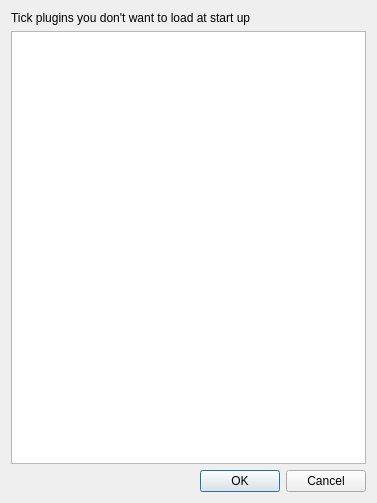
CGAL/cgal, file Polyhedron/demo/Polyhedron/Preferences.ui: the form before one commit.
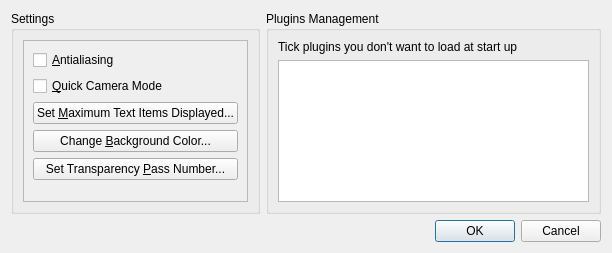
The form after the commit.

Commit message: Move some settings to Preferences and save them.

What changed in the file:
```diff
--- a/Polyhedron/demo/Polyhedron/Preferences.ui
+++ b/Polyhedron/demo/Polyhedron/Preferences.ui
@@ -6,14 +6,110 @@
    <rect>
     <x>0</x>
     <y>0</y>
-    <width>377</width>
-    <height>503</height>
+    <width>612</width>
+    <height>253</height>
    </rect>
   </property>
   <property name="windowTitle">
    <string>Preferences</string>
   </property>
-  <layout class="QVBoxLayout" name="verticalLayout">
+  <layout class="QVBoxLayout" name="verticalLayout" stretch="1,1">
+   <item>
+    <layout class="QHBoxLayout" name="horizontalLayout">
+     <item>
+      <widget class="QGroupBox" name="groupBox_2">
+       <property name="title">
+        <string>Settings</string>
+       </property>
+       <layout class="QVBoxLayout" name="verticalLayout_4">
+        <item>
+         <widget class="QScrollArea" name="scrollArea">
+          <property name="sizePolicy">
+           <sizepolicy hsizetype="Fixed" vsizetype="Expanding">
+            <horstretch>0</horstretch>
+            <verstretch>0</verstretch>
+           </sizepolicy>
+          </property>
+          <property name="horizontalScrollBarPolicy">
+           <enum>Qt::ScrollBarAlwaysOff</enum>
+          </property>
+          <property name="sizeAdjustPolicy">
+           <enum>QAbstractScrollArea::AdjustIgnored</enum>
+          </property>
+          <property name="widgetResizable">
+           <bool>true</bool>
+          </property>
+          <widget class="QWidget" name="scrollAreaWidgetContents">
+           <property name="geometry">
+            <rect>
+             <x>0</x>
+             <y>0</y>
+             <width>259</width>
+             <height>159</height>
+            </rect>
+           </property>
+           <layout class="QVBoxLayout" name="verticalLayout_3">
+            <item>
+             <widget class="QCheckBox" name="antialiasingCheckBox">
+              <property name="text">
+               <string>&amp;Antialiasing</string>
+              </property>
+             </widget>
+            </item>
+            <item>
+             <widget class="QCheckBox" name="quick_cameraCheckBox">
+              <property name="text">
+               <string>&amp;Quick Camera Mode</string>
+              </property>
+             </widget>
+            </item>
+            <item>
+             <widget class="QPushButton" name="max_text_itemsPushButton">
+              <property name="text">
+               <string>Set &amp;Maximum Text Items Displayed...</string>
+              </property>
+             </widget>
+            </item>
+            <item>
+             <widget class="QPushButton" name="background_colorPushButton">
+              <property name="text">
+               <string>Change &amp;Background Color...</string>
+              </property>
+             </widget>
+            </item>
+            <item>
+             <widget class="QPushButton" name="transparency_passPushButton">
+              <property name="text">
+               <string>Set Transparency &amp;Pass Number...</string>
+              </property>
+             </widget>
+            </item>
+            <item>
+             <spacer name="verticalSpacer">
+              <property name="orientation">
+               <enum>Qt::Vertical</enum>
+              </property>
+              <property name="sizeHint" stdset="0">
+               <size>
+                <width>20</width>
+                <height>40</height>
+               </size>
+              </property>
+             </spacer>
+            </item>
+           </layout>
+          </widget>
+         </widget>
+        </item>
+       </layout>
+      </widget>
+     </item>
+     <item>
+      <widget class="QGroupBox" name="groupBox">
+       <property name="title">
+        <string>Plugins Management</string>
+       </property>
+       <layout class="QVBoxLayout" name="verticalLayout_2">
    <item>
     <widget class="QLabel" name="label">
      <property name="text">
@@ -49,6 +145,11 @@
       </property>
      </column>
     </widget>
+        </item>
+       </layout>
+      </widget>
+     </item>
+    </layout>
    </item>
    <item>
     <widget class="QDialogButtonBox" name="buttonBox">
```
Lines whose indentation alone changed are shown as unchanged. The commit also changes 4 other files.
